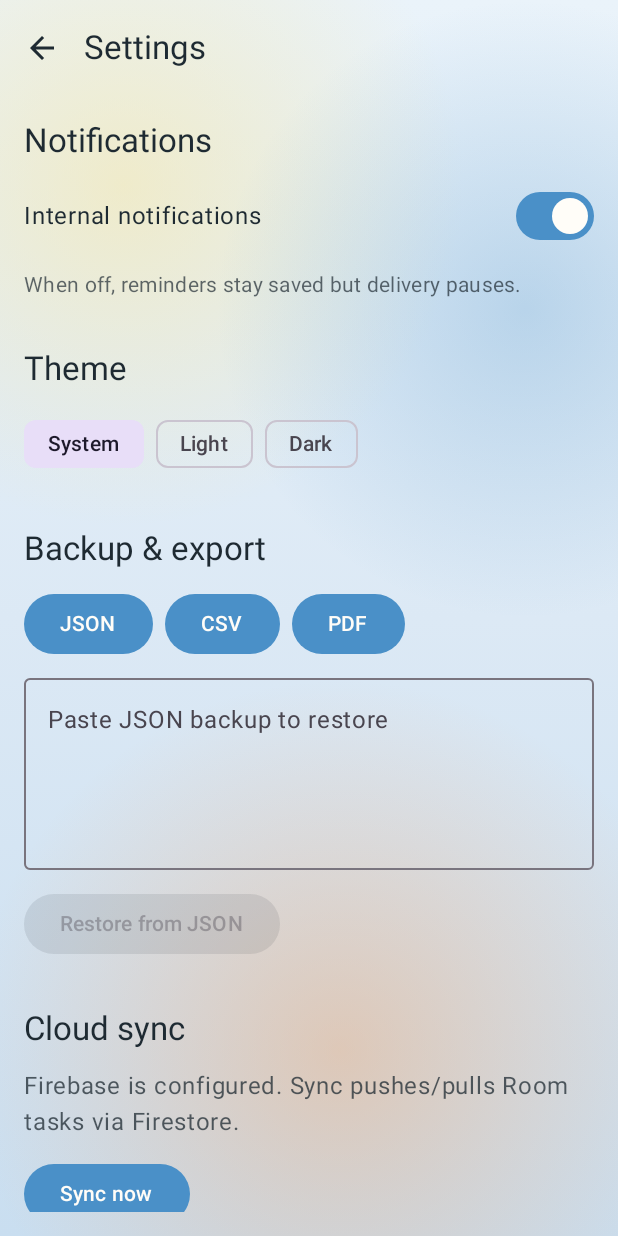
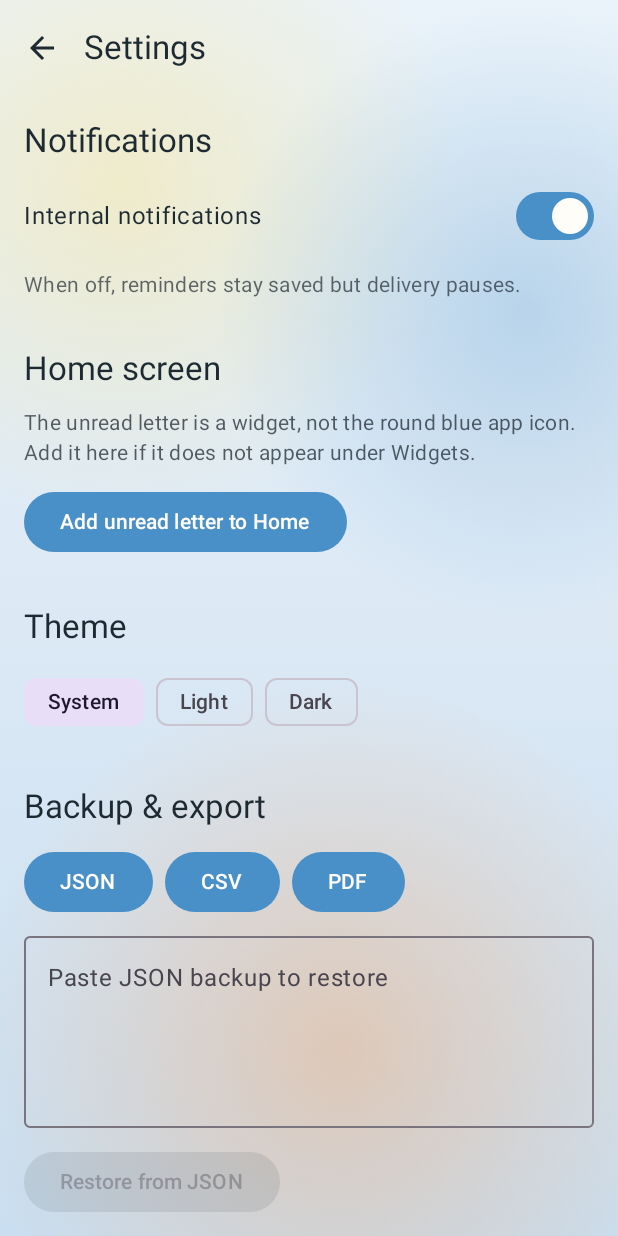
Before and after one commit to r3s0lv343vr/MessageMe, an Android app built with Jetpack Compose: the SettingsScreen screen opened through its navigation route, on a phone screen of 412 x 824 dp. Run offline under Robolectric (Android 15) with nearby library versions, the phone set to English and light mode, and no system bars; our stand-ins replace Dagger/Hilt's generated code, Firebase (no records; nobody signed in at launch, a user with empty details on screens opened directly).

Commit message:
fix: pin unread letter widget from the app when the picker hides it
Pixel's Widgets list is alphabetical and will omit MessageMe if the
installed APK predates the widget or lacks a preview. Add an in-app
pin button, a picker preview image, and launcher pin metadata so the
orange letter can be placed without hunting the Widgets sheet.

Co-authored-by: r3s0lv343vr <r3s0lv343vr@users.noreply.github.com>

```diff
--- a/app/src/main/java/com/unbound/messageme/ui/chat/ChatScreen.kt
+++ b/app/src/main/java/com/unbound/messageme/ui/chat/ChatScreen.kt
@@ -53,9 +53,12 @@ import androidx.compose.ui.Alignment
 import androidx.compose.ui.Modifier
 import androidx.compose.ui.draw.clip
 import androidx.compose.ui.graphics.Color
+import androidx.compose.ui.platform.LocalContext
+import androidx.compose.ui.res.stringResource
 import androidx.compose.ui.text.style.TextAlign
 import androidx.compose.ui.text.style.TextOverflow
 import androidx.compose.ui.unit.dp
+import com.unbound.messageme.R
 import com.unbound.messageme.data.local.ChatMessageEntity
 import com.unbound.messageme.data.local.Priority
 import com.unbound.messageme.data.local.Recurrence
@@ -70,6 +73,7 @@ import com.unbound.messageme.ui.theme.Foam
 import com.unbound.messageme.ui.theme.Ink
 import com.unbound.messageme.ui.theme.PastelYellow
 import com.unbound.messageme.ui.theme.WaterBlue
+import com.unbound.messageme.widget.UnreadLetterPin
 import java.time.Instant
 import java.time.LocalDate
 import java.time.LocalTime
@@ -117,6 +121,7 @@ fun ChatScreen(
 
     val scheduled = remember(tasks, messages) { InboxLogic.scheduledTasks(tasks, messages) }
     val listState = rememberLazyListState()
+    val context = LocalContext.current
     LaunchedEffect(scheduled.size) {
         if (scheduled.isNotEmpty()) listState.animateScrollToItem(scheduled.lastIndex)
     }
@@ -152,6 +157,18 @@ fun ChatScreen(
                     .fillMaxSize()
                     .padding(padding)
             ) {
+                Button(
+                    onClick = { UnreadLetterPin.requestPin(context) },
+                    modifier = Modifier
+                        .fillMaxWidth()
+                        .padding(horizontal = 16.dp, vertical = 4.dp),
+                    colors = ButtonDefaults.buttonColors(
+                        containerColor = AccentOrange,
+                        contentColor = Foam
+                    )
+                ) {
+                    Text(stringResource(R.string.widget_add_to_home))
+                }
                 LazyColumn(
                     Modifier
                         .weight(1f)
--- a/app/src/main/java/com/unbound/messageme/ui/settings/SettingsScreen.kt
+++ b/app/src/main/java/com/unbound/messageme/ui/settings/SettingsScreen.kt
@@ -35,9 +35,12 @@ import androidx.compose.ui.Alignment
 import androidx.compose.ui.Modifier
 import androidx.compose.ui.graphics.Color
 import androidx.compose.ui.platform.LocalContext
+import androidx.compose.ui.res.stringResource
 import androidx.compose.ui.unit.dp
+import com.unbound.messageme.R
 import com.unbound.messageme.ui.components.WatercolorBackground
 import com.unbound.messageme.ui.theme.Ink
+import com.unbound.messageme.widget.UnreadLetterPin
 import java.io.File
 
 @OptIn(ExperimentalMaterial3Api::class)
@@ -111,6 +114,17 @@ fun SettingsScreen(
                 }
 
                 Spacer(Modifier.height(8.dp))
+                Text("Home screen", style = MaterialTheme.typography.titleLarge, color = Ink)
+                Text(
+                    "The unread letter is a widget, not the round blue app icon. Add it here if it does not appear under Widgets.",
+                    color = Ink.copy(alpha = 0.75f),
+                    style = MaterialTheme.typography.bodyMedium
+                )
+                Button(onClick = { UnreadLetterPin.requestPin(context) }) {
+                    Text(stringResource(R.string.widget_add_to_home))
+                }
+
+                Spacer(Modifier.height(8.dp))
                 Text("Theme", style = MaterialTheme.typography.titleLarge, color = Ink)
                 Row(horizontalArrangement = Arrangement.spacedBy(8.dp)) {
                     listOf("system", "light", "dark").forEach { mode ->
--- a/app/src/main/res/xml/unread_letter_widget_info.xml
+++ b/app/src/main/res/xml/unread_letter_widget_info.xml
@@ -2,8 +2,11 @@
 <appwidget-provider xmlns:android="http://schemas.android.com/apk/res/android"
     android:description="@string/widget_unread_letter_description"
     android:initialLayout="@layout/widget_unread_letter_preview"
-    android:minWidth="140dp"
+    android:minWidth="110dp"
     android:minHeight="110dp"
+    android:minResizeWidth="110dp"
+    android:minResizeHeight="110dp"
+    android:previewImage="@drawable/widget_unread_letter_preview"
     android:previewLayout="@layout/widget_unread_letter_preview"
     android:resizeMode="horizontal|vertical"
     android:targetCellWidth="2"
```
Also changed, not shown: app/src/main/java/com/unbound/messageme/widget/UnreadLetterPin.kt (added, +24 -0 lines), app/src/main/res/drawable/widget_unread_letter_preview.xml (added, +16 -0 lines), app/src/main/res/values/strings.xml (+5 -2 lines), 1 other file.
